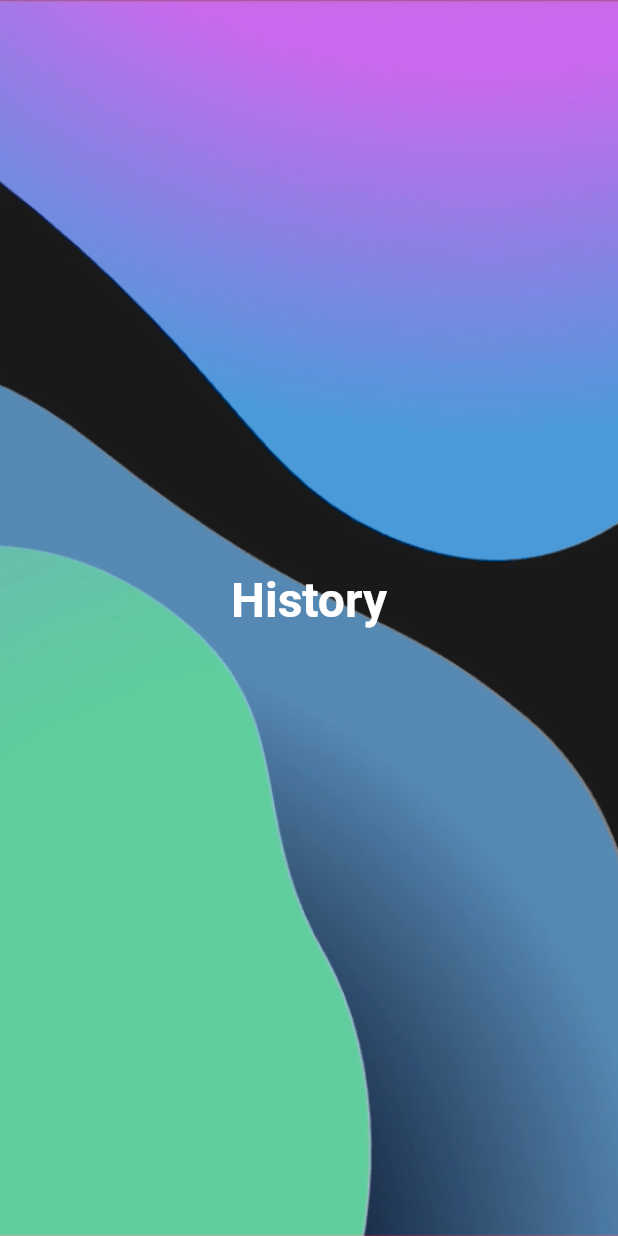
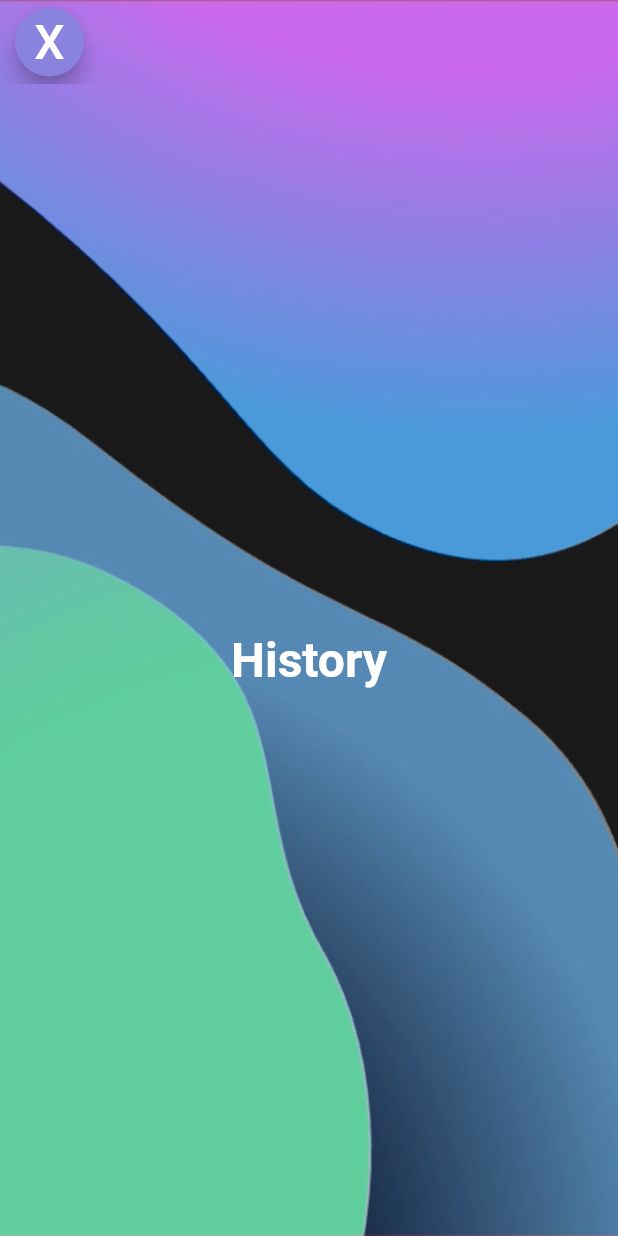
Before and after one commit to scotch115/matrix_precise_challenge, a Flutter app: the screen it shows after launch, after a tap on the "history" icon, on a phone screen of 412 x 824 dp. Run offline on Flutter 3.47's test engine with Material 2 defaults, Android fonts, the phone set to English and light mode, and no system bars; missing offline and left inert: flutter_spinning_wheel; statements that could not run were skipped.

Commit message:
Made progress on rotary UI and display functions

```diff
--- /dev/null
+++ b/lib/Labels.dart
@@ -0,0 +1,89 @@
+import 'package:flutter/material.dart';
+
+class Labels extends StatelessWidget {
+  @override
+  Widget build(BuildContext context) {
+    return Stack(children: [
+      Positioned(
+        top: 75,
+        left: 310,
+        child: Container(
+          child: Text("1", style: TextStyle(color: Colors.white, fontSize: 24)),
+          color: Color.fromRGBO(42, 61, 81, 1),
+        ),
+      ),
+      Positioned(
+        top: 28,
+        left: 260,
+        child: Container(
+          child: Text("2", style: TextStyle(color: Colors.white, fontSize: 24)),
+          color: Color.fromRGBO(42, 61, 81, 1),
+        ),
+      ),
+      Positioned(
+        top: 5,
+        left: 180,
+        child: Container(
+          child: Text("3", style: TextStyle(color: Colors.white, fontSize: 24)),
+          color: Color.fromRGBO(42, 61, 81, 1),
+        ),
+      ),
+      Positioned(
+        top: 25,
+        left: 100,
+        child: Container(
+          child: Text("4", style: TextStyle(color: Colors.white, fontSize: 24)),
+          color: Color.fromRGBO(42, 61, 81, 1),
+        ),
+      ),
+      Positioned(
+        top: 90,
+        left: 40,
+        child: Container(
+          child: Text("5", style: TextStyle(color: Colors.white, fontSize: 24)),
+          color: Color.fromRGBO(42, 61, 81, 1),
+        ),
+      ),
+      Positioned(
+        top: 165,
+        left: 25,
+        child: Container(
+          child: Text("6", style: TextStyle(color: Colors.white, fontSize: 24)),
+          color: Color.fromRGBO(42, 61, 81, 1),
+        ),
+      ),
+      Positioned(
+        top: 245,
+        left: 48,
+        child: Container(
+          child: Text("7", style: TextStyle(color: Colors.white, fontSize: 24)),
+          color: Color.fromRGBO(42, 61, 81, 1),
+        ),
+      ),
+      Positioned(
+        top: 300,
+        left: 110,
+        child: Container(
+          child: Text("8", style: TextStyle(color: Colors.white, fontSize: 24)),
+          color: Color.fromRGBO(42, 61, 81, 1),
+        ),
+      ),
+      Positioned(
+        top: 315,
+        left: 185,
+        child: Container(
+          child: Text("9", style: TextStyle(color: Colors.white, fontSize: 24)),
+          color: Color.fromRGBO(42, 61, 81, 1),
+        ),
+      ),
+      Positioned(
+          top: 295,
+          left: 260,
+          child: Container(
+            child:
+                Text("0", style: TextStyle(color: Colors.white, fontSize: 24)),
+            color: Color.fromRGBO(42, 61, 81, 1),
+          )),
+    ]);
+  }
+}
--- a/lib/history.dart
+++ b/lib/history.dart
@@ -1,16 +1,19 @@
 // Written by Jordan Gamache © December, 2020
 import 'package:flutter/material.dart';
 
+import 'main.dart';
+
 class History extends StatefulWidget {
-  final String inputResults;
+  final List<Widget> inputResults;
   History(this.inputResults);
 
+  @override
   @override
   _HistoryState createState() => _HistoryState();
 }
 
 class _HistoryState extends State<History> {
-  String results;
+  List<Widget> results = [];
 
   // --------------------------- Class Variables --------------------------- //
 
@@ -24,13 +27,39 @@ class _HistoryState extends State<History> {
   // ----------------------------- Widget Tree ----------------------------- //
   @override
   Widget build(BuildContext context) {
-    return Scaffold(
-      backgroundColor: Colors.white,
+    return MaterialApp(
+        debugShowCheckedModeBanner: false,
+        theme: ThemeData(
+          primarySwatch: Colors.blue,
+          visualDensity: VisualDensity.adaptivePlatformDensity,
+        ),
+        home: Container(
+            // Set background image
+            decoration: BoxDecoration(
+                image: DecorationImage(
+                    image: AssetImage("assets/background.png"),
+                    fit: BoxFit.cover)),
+            child: Scaffold(
+              appBar: AppBar(
+                backgroundColor: Colors.transparent,
+                elevation: 0,
+                leading: Container(
+                    padding: EdgeInsets.only(left: 10),
+                    child: FloatingActionButton(
+                      child: Text(
+                        "X",
+                        style: TextStyle(fontSize: 32),
+                      ),
+                      backgroundColor: Color.fromRGBO(138, 131, 222, 1),
+                      onPressed: () => Navigator.of(context).pop(true),
+                    )),
+              ),
+              backgroundColor: Colors.transparent,
               body: Container(
                 // Draw background image
-        decoration: BoxDecoration(
-            image: DecorationImage(
-                image: AssetImage("assets/background.png"), fit: BoxFit.cover)),
+                // decoration: BoxDecoration(
+                //     image: DecorationImage(
+                //         image: AssetImage("assets/background.png"), fit: BoxFit.cover)),
                 child: Column(
                   crossAxisAlignment: CrossAxisAlignment.center,
                   mainAxisAlignment: MainAxisAlignment.center,
@@ -44,15 +73,15 @@ class _HistoryState extends State<History> {
                           fontSize: 32,
                           color: Colors.white),
                     )),
-            Center(
-              child: Text(
-                widget.inputResults ?? "Nothing has been run yet",
-                style: TextStyle(color: Colors.white, fontSize: 20),
-              ),
+                    Column(
+                      children: (widget.inputResults != null)
+                          ? widget.inputResults
+                          : [Container()],
+                      // style: TextStyle(color: Colors.white, fontSize: 20),
                     )
                   ],
                 ),
               ),
-    );
+            )));
   }
 }
--- a/lib/main.dart
+++ b/lib/main.dart
@@ -1,5 +1,9 @@
 // Written by Jordan Gamache © December, 2020
+import 'dart:async';
+import 'dart:math';
 import 'package:flutter/material.dart';
+import 'package:flutter_spinning_wheel/flutter_spinning_wheel.dart';
+import 'Labels.dart';
 import 'history.dart';
 
 void main() {
@@ -21,27 +25,29 @@ class MyApp extends StatelessWidget {
               image: DecorationImage(
                   image: AssetImage("assets/background.png"),
                   fit: BoxFit.cover)),
-          child: MyHomePage()),
+          child: Rotary()),
     );
   }
 }
 
-class MyHomePage extends StatefulWidget {
-  MyHomePage({Key key}) : super(key: key);
+class Rotary extends StatefulWidget {
+  Rotary({Key key}) : super(key: key);
 
   @override
-  _MyHomePageState createState() => _MyHomePageState();
+  _RotaryState createState() => _RotaryState();
 }
 
-class _MyHomePageState extends State<MyHomePage> {
+class _RotaryState extends State<Rotary> {
   // Initialize empty string variables
   String _selection = "", display = "", results = "";
+  int counter = 0; // Counter to determine if number of results have changed
 
   // --------------------------- Class Variables --------------------------- //
 
   // Computational algorithm -- check each digit in selection and test for all potential expressions to equal target (24)
   void check(
       double sum, double previous, String digits, double target, String expr) {
+    counter = results.length; // Set counter to current length of results
     // stop if EOL
     if (digits.length == 0) {
       // If the current number being tested (sum) + the last number equals the target number, add the expression to results
@@ -70,9 +76,16 @@ class _MyHomePageState extends State<MyHomePage> {
             expr + " - " + current.toString());
       }
     }
+
+    if (counter != results.length) {
+      print("green bubbles");
+    } else {
+      print("red bubbles");
+    }
   }
 
   _checkList(String selection, double target) {
+    print("Current selection: $selection");
     // Pass selection to local variable and call setState to reload Scaffold
     setState(() {
       _selection = selection;
@@ -89,6 +102,7 @@ class _MyHomePageState extends State<MyHomePage> {
            */
           check(0.0, double.parse(pos), selection.substring(0, i), target, pos);
         });
+        _displaySelection();
       }
 
       // After algorithm has been processed, clear the storage variable and reload scaffold
@@ -104,33 +118,128 @@ class _MyHomePageState extends State<MyHomePage> {
   // ignore: missing_return
   List<Widget> _displaySelection() {
     List<Widget> result = [];
-    if (results != " ") {
-      result.add(Text(
-        results,
-        style: TextStyle(color: Colors.white, fontSize: 24),
-      ));
+    if (results.isNotEmpty) {
       /* In theory, the following code would be used to return the UI-specific results (red if wrong and colorful if correct) */
-      // for (int i = 0; i < results.length; i++) {
-      // if (results[i] != " ") {
-      //   display += results[i];
-      //   result.add(Container(
-      //     child: Text(
-      //       results[i],
-      //       style: TextStyle(color: Colors.white, fontSize: 20),
-      //     ),
-      //     decoration:
-      //         BoxDecoration(color: Colors.black, shape: BoxShape.circle),
-      //     width: 20,
-      //     alignment: Alignment.center,
-      //   ));
-      // }
-      // if (results[i] == "*" ||
-      //     results[i] == "+" ||
-      //     results[i] == "-" ||
-      //     results[i] == "/") {}
-      // }
+      for (int i = 0; i < results.length; i++) {
+        if (results[i] != " ") {
+          var str = results[i].split('.');
+          str[0].runes.forEach((element) {
+            if (String.fromCharCode(element) != "0")
+              display += new String.fromCharCode(element);
+          });
+        }
+      }
+      result.add(Row(children: [
+        Container(
+            width: 50,
+            height: 50,
+            alignment: Alignment.center,
+            decoration: BoxDecoration(boxShadow: <BoxShadow>[
+              BoxShadow(
+                  color: Colors.black54,
+                  blurRadius: 15.0,
+                  offset: Offset(0.0, 0.75))
+            ], shape: BoxShape.circle, color: Color.fromRGBO(125, 202, 160, 1)),
+            child: Text(
+              (display != null) ? display[0] : "null",
+              style: TextStyle(color: Colors.white, fontSize: 32),
+            )),
+        Text(
+          display[1],
+          style: TextStyle(color: Colors.white, fontSize: 32),
+        ),
+        Container(
+            width: 50,
+            height: 50,
+            alignment: Alignment.center,
+            decoration: BoxDecoration(boxShadow: <BoxShadow>[
+              BoxShadow(
+                  color: Colors.black54,
+                  blurRadius: 15.0,
+                  offset: Offset(0.0, 0.75))
+            ], shape: BoxShape.circle, color: Color.fromRGBO(125, 202, 160, 1)),
+            child: Text(
+              display[2],
+              style: TextStyle(color: Colors.white, fontSize: 32),
+            )),
+        Text(
+          display[3],
+          style: TextStyle(color: Colors.white, fontSize: 32),
+        ),
+        Container(
+            width: 50,
+            height: 50,
+            alignment: Alignment.center,
+            decoration: BoxDecoration(boxShadow: <BoxShadow>[
+              BoxShadow(
+                  color: Colors.black54,
+                  blurRadius: 15.0,
+                  offset: Offset(0.0, 0.75))
+            ], shape: BoxShape.circle, color: Color.fromRGBO(96, 136, 175, 1)),
+            child: Text(display[4],
+                style: TextStyle(color: Colors.white, fontSize: 32))),
+        Text(
+          display[5],
+          style: TextStyle(color: Colors.white, fontSize: 32),
+        ),
+        Container(
+            width: 50,
+            height: 50,
+            alignment: Alignment.center,
+            decoration: BoxDecoration(boxShadow: <BoxShadow>[
+              BoxShadow(
+                  color: Colors.black54,
+                  blurRadius: 15.0,
+                  offset: Offset(0.0, 0.75))
+            ], shape: BoxShape.circle, color: Color.fromRGBO(96, 136, 175, 1)),
+            child: Text(display[6],
+                style: TextStyle(color: Colors.white, fontSize: 32))),
+        Text(
+          display[7],
+          style: TextStyle(color: Colors.white, fontSize: 32),
+        ),
+        Container(
+            width: 50,
+            height: 50,
+            alignment: Alignment.center,
+            decoration: BoxDecoration(boxShadow: <BoxShadow>[
+              BoxShadow(
+                  color: Colors.black54,
+                  blurRadius: 15.0,
+                  offset: Offset(0.0, 0.75))
+            ], shape: BoxShape.circle, color: Color.fromRGBO(96, 136, 175, 1)),
+            child:
+                Text("24", style: TextStyle(color: Colors.white, fontSize: 32)))
+      ]));
       return result;
     }
+  }
+
+  final StreamController _dividerController = StreamController<int>();
+
+  @override
+  void dispose() {
+    // TODO: implement dispose
+    super.dispose();
+    _dividerController.close();
+    print("Divider Stream Controller closed");
+  }
+
+  int labels(dynamic selection) {
+    Map<int, int> numbers = {
+      1: 8,
+      2: 9,
+      3: 0,
+      4: 1,
+      5: 2,
+      6: 3,
+      7: 4,
+      8: 5,
+      9: 6,
+      10: 7
+    };
+
+    return numbers[selection];
   }
 
   // ----------------------------- Widget Tree ----------------------------- //
@@ -138,10 +247,10 @@ class _MyHomePageState extends State<MyHomePage> {
   Widget build(BuildContext context) {
     // Construct rotary geometry
     Widget rotary = new Container(
-      width: 300.0,
-      height: 300.0,
-      decoration:
-          new BoxDecoration(color: Colors.white, shape: BoxShape.circle),
+      width: 350.0,
+      height: 350.0,
+      decoration: new BoxDecoration(
+          color: Color.fromRGBO(42, 61, 81, 1), shape: BoxShape.circle),
     );
 
     return Scaffold(
@@ -159,7 +268,8 @@ class _MyHomePageState extends State<MyHomePage> {
               onPressed: () {
                 setState(() {
                   _selection = "";
-                  results = ""; // Also clear displayed results!
+                  results = "";
+                  display = ""; // Also clear displayed results!
                   print(_selection);
                 });
               },
@@ -179,7 +289,7 @@ class _MyHomePageState extends State<MyHomePage> {
                   // Open history page and pass the results variable
                   Navigator.of(context)
                       .push(MaterialPageRoute(builder: (context) {
-                    return History(results);
+                    return History(_displaySelection());
                   }));
                 },
               ),
@@ -191,159 +301,56 @@ class _MyHomePageState extends State<MyHomePage> {
             alignment: Alignment.topCenter,
             children: <Widget>[
               // Draw rotary image and place numbers appropriately
-              Positioned(child: rotary, top: 20),
+              Align(
+                child: rotary,
+                alignment: Alignment.topCenter,
+              ),
+              Labels(),
               Positioned(
-                top: 70,
-                left: 250,
-                child: FloatingActionButton(
-                  child: Text("1"),
-                  elevation: 0,
-                  backgroundColor: Color.fromRGBO(42, 61, 81, 1),
-                  heroTag: null,
-                  onPressed: () => {
-                    _selection += "1",
-                    _checkList(_selection, 24),
-                    print(_selection)
-                  },
+                top: 35,
+                left: 25,
+                child: Transform(
+                  // angle: 90,
+                  alignment: Alignment.center,
+                  transform: Matrix4.rotationY(3),
+                  child: SpinningWheel(
+                    Image.asset("assets/rotaryWheel.png"),
+                    width: 300,
+                    height: 300,
+                    dividers: 10,
+                    initialSpinAngle: 0,
+                    spinResistance: 0.8,
+                    onEnd: _dividerController.add,
+                    onUpdate: _dividerController.add,
+                  ),
                 ),
               ),
               Positioned(
-                top: 32,
-                left: 195,
-                child: FloatingActionButton(
-                  child: Text("2"),
-                  elevation: 0,
-                  backgroundColor: Color.fromRGBO(42, 61, 81, 1),
-                  heroTag: null,
-                  onPressed: () => {
-                    _selection += "2",
-                    _checkList(_selection, 24),
-                    print(_selection)
-                  },
-                ),
-              ),
+                  top: 365,
+                  child: StreamBuilder(
+                    stream: _dividerController.stream,
+                    builder: (context, snapshot) => snapshot.hasData
+                        ? MaterialButton(
+                            child: Text("${labels(snapshot.data)}",
+                                style: TextStyle(
+                                    color: Colors.white, fontSize: 32)),
+                            onPressed: () => {
+                                  _selection +=
+                                      labels(snapshot.data).toString(),
+                                  _checkList(_selection, 24)
+                                })
+                        : Container(),
+                  )),
               Positioned(
-                top: 25,
-                left: 130,
-                child: FloatingActionButton(
-                  child: Text("3"),
-                  elevation: 0,
-                  backgroundColor: Color.fromRGBO(42, 61, 81, 1),
-                  heroTag: null,
-                  onPressed: () => {
-                    _selection += "3",
-                    _checkList(_selection, 24),
-                    print(_selection)
-                  },
-                ),
-              ),
-              Positioned(
-                top: 60,
-                left: 80,
-                child: FloatingActionButton(
-                  child: Text("4"),
-                  elevation: 0,
-                  backgroundColor: Color.fromRGBO(42, 61, 81, 1),
-                  heroTag: null,
-                  onPressed: () => {
-                    _selection += "4",
-                    _checkList(_selection, 24),
-                    print(_selection)
-                  },
-                ),
-              ),
-              Positioned(
-                top: 110,
-                left: 45,
-                child: FloatingActionButton(
-                  child: Text("5"),
-                  elevation: 0,
-                  backgroundColor: Color.fromRGBO(42, 61, 81, 1),
-                  heroTag: null,
-                  onPressed: () => {
-                    _selection += "5",
-                    _checkList(_selection, 24),
-                    print(_selection)
-                  },
-                ),
-              ),
-              Positioned(
-                top: 170,
-                left: 45,
-                child: FloatingActionButton(
-                  child: Text("6"),
-                  elevation: 0,
-                  backgroundColor: Color.fromRGBO(42, 61, 81, 1),
-                  heroTag: null,
-                  onPressed: () => {
-                    _selection += "6",
-                    _checkList(_selection, 24),
-                    print(_selection)
-                  },
-                ),
-              ),
-              Positioned(
-                top: 220,
-                left: 75,
-                child: FloatingActionButton(
-                  child: Text("7"),
-                  elevation: 0,
-                  backgroundColor: Color.fromRGBO(42, 61, 81, 1),
-                  heroTag: null,
-                  onPressed: () => {
-                    _selection += "7",
-                    _checkList(_selection, 24),
-                    print(_selection)
-                  },
-                ),
-              ),
-              Positioned(
-                top: 255,
-                left: 125,
-                child: FloatingActionButton(
-                  child: Text("8"),
-                  elevation: 0,
-                  backgroundColor: Color.fromRGBO(42, 61, 81, 1),
-                  heroTag: null,
-                  onPressed: () => {
-                    _selection += "8",
-                    _checkList(_selection, 24),
-                    print(_selection)
-                  },
-                ),
-              ),
-              Positioned(
-                top: 255,
-                left: 190,
-                child: FloatingActionButton(
-                  child: Text("9"),
-                  elevation: 0,
-                  backgroundColor: Color.fromRGBO(42, 61, 81, 1),
-                  heroTag: null,
-                  onPressed: () => {
-                    _selection += "9",
-                    _checkList(_selection, 24),
-                    print(_selection)
-                  },
-                ),
-              ),
-              Positioned(
-                top: 220,
-                left: 240,
-                child: FloatingActionButton(
-                    child: Text("0"),
-                    elevation: 0,
-                    backgroundColor: Color.fromRGBO(42, 61, 81, 1),
-                    heroTag: null,
-                    onPressed: () => {
-                          _selection += "0",
-                          _checkList(_selection, 24),
-                          print(_selection)
-                        }),
-              ),
-              Positioned(
-                  top: 400,
-                  child: Row(children: _displaySelection() ?? [Container()])),
+                top: 500,
+                child: (display.isNotEmpty)
+                    ? Row(
+                        children: (_displaySelection() != null)
+                            ? _displaySelection()
+                            : [Container()],
+                      )
+                    : Container(),
+              )
             ],
           ),
         ));
--- a/pubspec.yaml
+++ b/pubspec.yaml
@@ -23,7 +23,8 @@ environment:
 dependencies:
   flutter:
     sdk: flutter
-  video_player: ^0.10.5+2
+  flutter_spinning_wheel: ^1.1.0
+
 
 
   # The following adds the Cupertino Icons font to your application.
@@ -49,7 +50,7 @@ flutter:
   assets:
     - assets/background.mp4
     - assets/background.png
-  #   - images/a_dot_ham.jpeg
+    - assets/rotaryWheel.png
 
   # An image asset can refer to one or more resolution-specific "variants", see
   # https://flutter.dev/assets-and-images/#resolution-aware.
```
Also changed, not shown: assets/rotaryWheel.png (added), pubspec.lock, 1 other file. Lines whose indentation alone changed are shown as unchanged.
